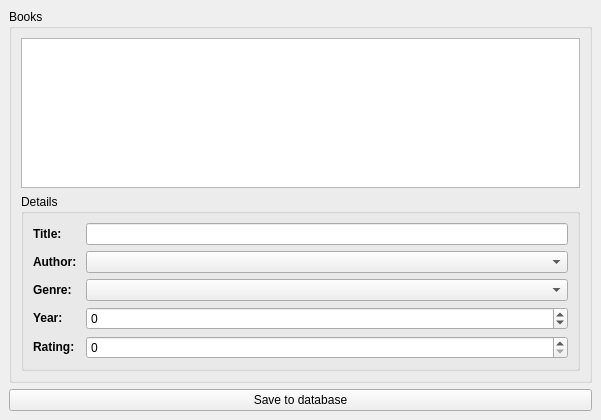
This is bookwindow.ui in vvim/Books as Qt 5 draws it before an edit. The edited form follows.
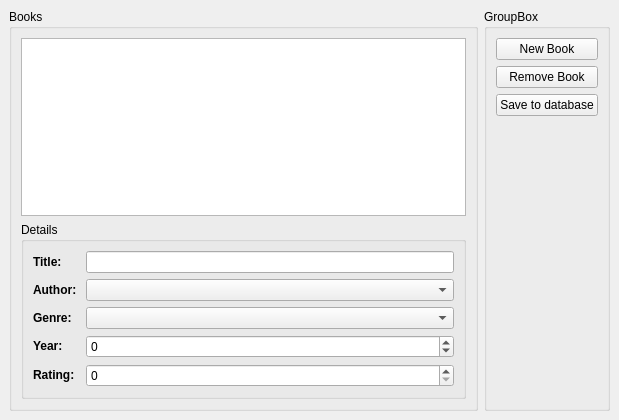
This is the edited form.

Commit message: Add new books / Remove books from DB

```diff
--- a/bookwindow.ui
+++ b/bookwindow.ui
@@ -6,7 +6,7 @@
    <rect>
     <x>0</x>
     <y>0</y>
-    <width>601</width>
+    <width>619</width>
     <height>420</height>
    </rect>
   </property>
@@ -14,7 +14,7 @@
    <string>Books</string>
   </property>
   <widget class="QWidget" name="centralWidget">
-   <layout class="QVBoxLayout">
+   <layout class="QHBoxLayout" name="horizontalLayout">
     <property name="spacing">
      <number>6</number>
     </property>
@@ -150,10 +150,46 @@
      </widget>
     </item>
     <item>
-     <widget class="QPushButton" name="saveToDbButton">
-      <property name="text">
-       <string>Save to database</string>
+     <widget class="QGroupBox" name="groupBox_3">
+      <property name="title">
+       <string>GroupBox</string>
       </property>
+      <layout class="QVBoxLayout" name="verticalLayout">
+       <item>
+        <widget class="QPushButton" name="insertRowButton">
+         <property name="text">
+          <string>New Book</string>
+         </property>
+        </widget>
+       </item>
+       <item>
+        <widget class="QPushButton" name="removeRowButton">
+         <property name="text">
+          <string>Remove Book</string>
+         </property>
+        </widget>
+       </item>
+       <item>
+        <widget class="QPushButton" name="saveToDbButton">
+         <property name="text">
+          <string>Save to database</string>
+         </property>
+        </widget>
+       </item>
+       <item>
+        <spacer name="verticalSpacer">
+         <property name="orientation">
+          <enum>Qt::Vertical</enum>
+         </property>
+         <property name="sizeHint" stdset="0">
+          <size>
+           <width>20</width>
+           <height>40</height>
+          </size>
+         </property>
+        </spacer>
+       </item>
+      </layout>
      </widget>
     </item>
    </layout>
```
The commit also changes 2 other files.
